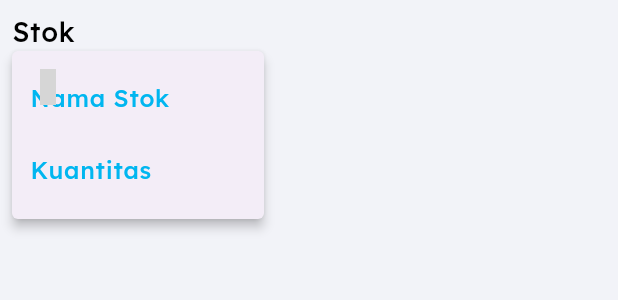
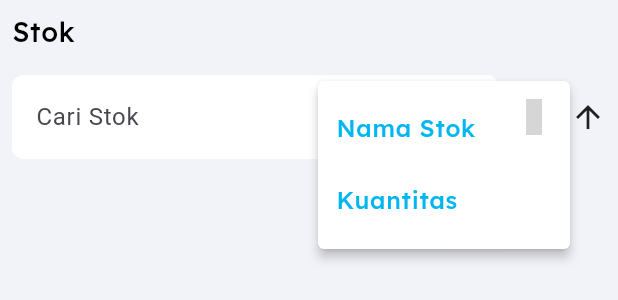
Before and after one commit to insanansharyrasul/the_djenggot, a Flutter app: the StockScreen widget shown alone on an empty page, opened directly, after a tap on an icon or button, on a phone screen of 412 x 824 dp. Shown: the top 300 px of the screen. Run offline on Flutter 3.47's test engine with Material 3 defaults, Android fonts, the phone set to English and light mode, and no system bars; our stand-ins replace flutter_bloc, go_router, iconsax, sqflite; accounts and stored records are empty; grey boxes are pictures that could not be loaded.

Commit message:
feat - added search feature

```diff
--- a/lib/bloc/stock/stock_bloc.dart
+++ b/lib/bloc/stock/stock_bloc.dart
@@ -47,5 +47,10 @@ class StockBloc extends Bloc<StockEvent, StockState> {
       final stocks = await _database.getAllStocks();
       emit(StockLoaded(stocks));
     });
+
+    on<SearchStock>((event, emit) async {
+      final stocks = await _database.searchStocks(event.query);
+      emit(StockLoaded(stocks));
+    });
   }
 }
--- a/lib/bloc/stock/stock_event.dart
+++ b/lib/bloc/stock/stock_event.dart
@@ -25,3 +25,8 @@ class DeleteStock extends StockEvent {
   final String id;
   DeleteStock(this.id);
 }
+
+class SearchStock extends StockEvent {
+  final String query;
+  SearchStock(this.query);
+}
--- a/lib/database/database.dart
+++ b/lib/database/database.dart
@@ -35,8 +35,8 @@ class DatabaseHelper {
     Database db = await instance.db;
     return await db.query(
       tableName,
-      // where: where,
-      // whereArgs: whereAgrs,
+      where: (where != '' && where.isNotEmpty) ? where : null,
+      whereArgs: (whereAgrs.isNotEmpty) ? whereAgrs : null,
     );
   }
 
@@ -83,4 +83,13 @@ class DatabaseHelper {
     final List<Map<String, dynamic>> maps = await getAllQuery('stok', '', []);
     return maps.map((map) => Stock.fromMap(map)).toList();
   }
+
+  Future<List<Stock>> searchStocks(String query) async {
+    final List<Map<String, dynamic>> maps = await getAllQuery(
+      'stok',
+      'name LIKE ?',
+      ['%$query%'],
+    );
+    return maps.map((map) => Stock.fromMap(map)).toList();
+  }
 }
--- a/lib/screens/stock_screen.dart
+++ b/lib/screens/stock_screen.dart
@@ -41,10 +41,29 @@ class _StockScreenState extends State<StockScreen> {
               color: Colors.black,
             ),
           ),
+          SizedBox(height: 16),
           Row(
             children: [
+              Expanded(child: SearchBar(
+                controller: search,
+                elevation: WidgetStateProperty.all(0.0),
+                backgroundColor: WidgetStateProperty.all(AppTheme.white),
+                hintText: "Cari Stok",
+                shape: WidgetStateProperty.all(
+                  RoundedRectangleBorder(
+                    borderRadius: BorderRadius.circular(8),
+                    side: const BorderSide(color: AppTheme.white),
+                  ),
+                ),
+                onChanged: (value) {
+                  BlocProvider.of<StockBloc>(context).add(
+                    SearchStock(value),
+                  );
+                },
+              )),
               PopupMenuButton(
                 icon: Icon(Iconsax.sort),
+                color:  AppTheme.white,
                 itemBuilder: (context) => [
                   PopupMenuItem(
                     value: "name",
```
